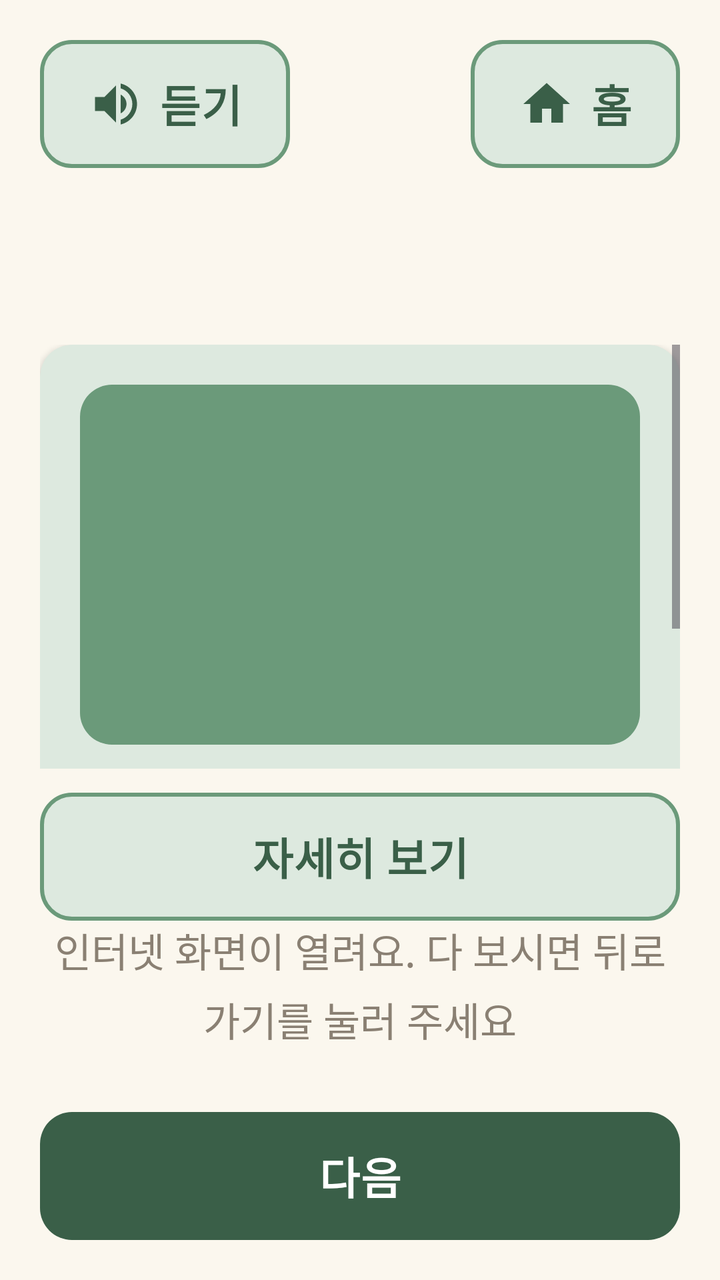
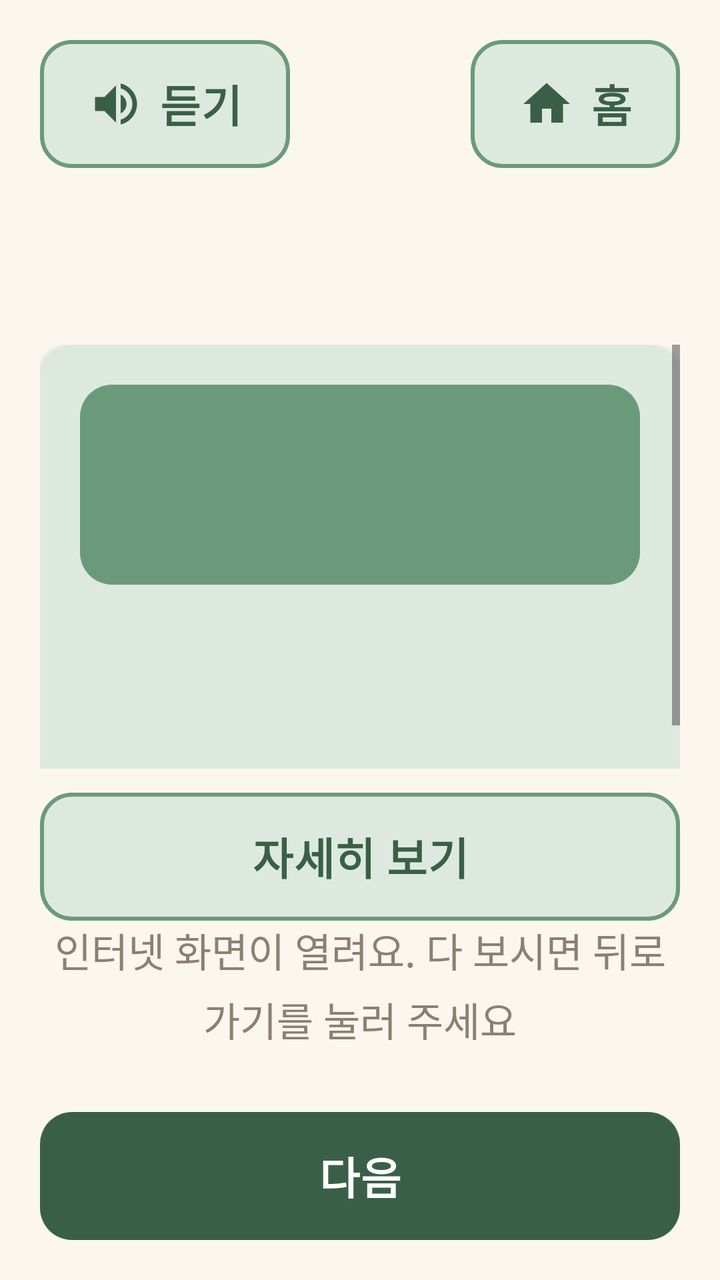

Two renders of the same Android screen: before a commit and after it. Below are the layout's source before the change and the commit's diff.
<!-- AndroidManifest.xml: application theme Theme.Dorawing -->
<!-- res/layout/activity_health_card.xml -->
<?xml version="1.0" encoding="utf-8"?>
<LinearLayout xmlns:android="http://schemas.android.com/apk/res/android"
    android:layout_width="match_parent"
    android:layout_height="match_parent"
    android:orientation="vertical"
    android:padding="@dimen/screen_padding">

    <include
        android:id="@+id/topBar"
        layout="@layout/view_top_bar" />

    <TextView
        android:id="@+id/tvProgress"
        style="@style/Text.Sub"
        android:layout_width="match_parent"
        android:layout_height="wrap_content" />

    <ScrollView
        android:layout_width="match_parent"
        android:layout_height="0dp"
        android:layout_marginTop="@dimen/gap"
        android:layout_weight="1">

        <com.google.android.material.card.MaterialCardView
            style="@style/Card"
            android:layout_width="match_parent"
            android:layout_height="wrap_content">

            <LinearLayout
                android:layout_width="match_parent"
                android:layout_height="wrap_content"
                android:orientation="vertical">

                
                <TextView
                    android:id="@+id/tvPicture"
                    android:layout_width="match_parent"
                    android:layout_height="180dp"
                    android:background="@drawable/bg_card_picture"
                    android:gravity="center"
                    android:textColor="@color/white"
                    android:textSize="@dimen/text_title"
                    android:textStyle="bold" />

                <TextView
                    android:id="@+id/tvCardTitle"
                    style="@style/Text.Title"
                    android:layout_width="match_parent"
                    android:layout_height="wrap_content"
                    android:layout_marginTop="@dimen/screen_padding" />

                <TextView
                    android:id="@+id/tvBody"
                    android:layout_width="match_parent"
                    android:layout_height="wrap_content"
                    android:layout_marginTop="@dimen/gap" />
            </LinearLayout>
        </com.google.android.material.card.MaterialCardView>
    </ScrollView>

    <com.google.android.material.button.MaterialButton
        android:id="@+id/btnMore"
        style="@style/Button.Secondary"
        android:layout_width="match_parent"
        android:layout_height="wrap_content"
        android:layout_marginTop="@dimen/gap"
        android:text="@string/card_more" />

    <TextView
        android:id="@+id/tvMoreHelp"
        style="@style/Text.Sub"
        android:layout_width="match_parent"
        android:layout_height="wrap_content"
        android:layout_marginBottom="@dimen/screen_padding"
        android:gravity="center"
        android:text="@string/card_more_help" />

    <com.google.android.material.button.MaterialButton
        android:id="@+id/btnNext"
        android:layout_width="match_parent"
        android:layout_height="wrap_content"
        android:layout_marginTop="@dimen/gap"
        android:text="@string/card_next" />
</LinearLayout>
<!-- res/layout/view_top_bar.xml (included above) -->
<?xml version="1.0" encoding="utf-8"?>
<LinearLayout xmlns:android="http://schemas.android.com/apk/res/android"
    xmlns:app="http://schemas.android.com/apk/res-auto"
    android:layout_width="match_parent"
    android:layout_height="wrap_content"
    android:orientation="vertical">

    <LinearLayout
        android:layout_width="match_parent"
        android:layout_height="wrap_content"
        android:gravity="center_vertical"
        android:orientation="horizontal">

        <com.google.android.material.button.MaterialButton
            android:id="@+id/btnSpeak"
            style="@style/Button.Secondary"
            android:layout_width="wrap_content"
            android:layout_height="wrap_content"
            android:text="@string/top_speak"
            app:icon="@drawable/ic_speaker" />

        <Space
            android:layout_width="0dp"
            android:layout_height="0dp"
            android:layout_weight="1" />

        <com.google.android.material.button.MaterialButton
            android:id="@+id/btnHome"
            style="@style/Button.Secondary"
            android:layout_width="wrap_content"
            android:layout_height="wrap_content"
            android:text="@string/top_home"
            app:icon="@drawable/ic_home" />
    </LinearLayout>

    <TextView
        android:id="@+id/tvTitle"
        style="@style/Text.Title"
        android:layout_width="match_parent"
        android:layout_height="wrap_content"
        android:layout_marginTop="@dimen/gap" />
</LinearLayout>
<!-- resources referenced by this layout -->
<resources>
  <color name="white">#FFFFFFFF</color>
  <dimen name="gap">12dp</dimen>
  <dimen name="screen_padding">20dp</dimen>
  <dimen name="text_title">28sp</dimen>
  <!-- drawable bg_card_picture (drawable) -->
  <?xml version="1.0" encoding="utf-8"?>
  <shape xmlns:android="http://schemas.android.com/apk/res/android"
      android:shape="rectangle">
      <solid android:color="@color/green_mid" />
      <corners android:radius="@dimen/corner" />
  </shape>
  <!-- drawable ic_home (drawable) -->
  <vector xmlns:android="http://schemas.android.com/apk/res/android"
      android:width="24dp"
      android:height="24dp"
      android:viewportWidth="24"
      android:viewportHeight="24">
      <path
          android:fillColor="#FF000000"
          android:pathData="M10,20v-6h4v6h5v-8h3L12,3 2,12h3v8z" />
  </vector>
  <string name="card_more">자세히 보기</string>
  <string name="card_more_help">인터넷 화면이 열려요. 다 보시면 뒤로 가기를 눌러 주세요</string>
  <string name="card_next">다음</string>
  <string name="top_home">홈</string>
  <string name="top_speak">듣기</string>
  <style name="Button.Secondary" parent="Button.Primary">
          <item name="backgroundTint">@color/green_light</item>
          <item name="android:textColor">@color/green_dark</item>
          <item name="iconTint">@color/green_dark</item>
          <item name="strokeColor">@color/green_mid</item>
          <item name="strokeWidth">@dimen/button_stroke</item>
      </style>
  <style name="Card" parent="Widget.Material3.CardView.Elevated">
          <item name="cardBackgroundColor">@color/green_light</item>
          <item name="cardCornerRadius">@dimen/corner</item>
          <item name="cardElevation">@dimen/card_elevation</item>
          <item name="contentPadding">@dimen/card_padding</item>
      </style>
  <style name="Text.Sub" parent="Text.Body">
          <item name="android:textColor">@color/text_sub</item>
      </style>
  <style name="Text.Title" parent="Text.Body">
          <item name="android:textSize">@dimen/text_title</item>
          <item name="android:textStyle">bold</item>
          <item name="android:textColor">@color/green_dark</item>
      </style>
  <color name="green_mid">#6B9A7A</color>
  <dimen name="corner">16dp</dimen>
  <color name="green_light">#DDE9DF</color>
  <color name="green_dark">#3A5F48</color>
  <dimen name="button_stroke">2dp</dimen>
  <dimen name="card_elevation">2dp</dimen>
  <dimen name="card_padding">20dp</dimen>
  <style name="Text.Body" parent="Widget.MaterialComponents.TextView">
          <item name="android:textSize">@dimen/text_body</item>
          <item name="android:lineBreakWordStyle" tools:targetApi="33">phrase</item>
          <item name="android:textColor">@color/text_main</item>
          <item name="android:lineSpacingMultiplier">1.2</item>
      </style>
  <color name="text_sub">#8A8073</color>
  <color name="coral_dark">#C85A41</color>
  <color name="cream">#FBF7EE</color>
  <color name="text_main">#2E2A24</color>
  <dimen name="button_height">64dp</dimen>
  <dimen name="text_button">22sp</dimen>
  <dimen name="icon_size">28dp</dimen>
  <dimen name="text_body">20sp</dimen>
  <style name="Dialog.Title" parent="MaterialAlertDialog.Material3.Title.Text">
          <item name="android:textSize">@dimen/text_title</item>
          <item name="android:textStyle">bold</item>
          <item name="android:textColor">@color/green_dark</item>
      </style>
  <style name="Dialog.Body" parent="MaterialAlertDialog.Material3.Body.Text">
          <item name="android:textSize">@dimen/text_body</item>
          <item name="android:lineBreakWordStyle" tools:targetApi="33">phrase</item>
          <item name="android:textColor">@color/text_main</item>
      </style>
  <style name="Dialog.Button" parent="Widget.Material3.Button.TextButton.Dialog">
          <item name="android:textSize">@dimen/text_button</item>
          <item name="android:minHeight">@dimen/button_height</item>
          <item name="android:textColor">@color/green_dark</item>
      </style>
  <!-- unchanged entries left out for length: 5 -->
</resources>

<!-- the commit's change to res/layout/activity_health_card.xml (unified diff, before → after) -->
@@ -19,7 +19,8 @@
         android:layout_width="match_parent"
         android:layout_height="0dp"
         android:layout_marginTop="@dimen/gap"
-        android:layout_weight="1">
+        android:layout_weight="1"
+        android:fadeScrollbars="false">
 
         <com.google.android.material.card.MaterialCardView
             style="@style/Card"
@@ -35,7 +36,7 @@
                 <TextView
                     android:id="@+id/tvPicture"
                     android:layout_width="match_parent"
-                    android:layout_height="180dp"
+                    android:layout_height="100dp"
                     android:background="@drawable/bg_card_picture"
                     android:gravity="center"
                     android:textColor="@color/white"
